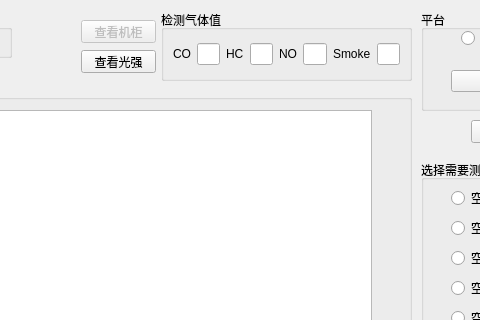
Qt form autoTEST/main.ui (bandy101/my_git_respository) before a commit; both pictures show x 119 to 599 and y 0 to 320 of the 717 by 598 pixel window.
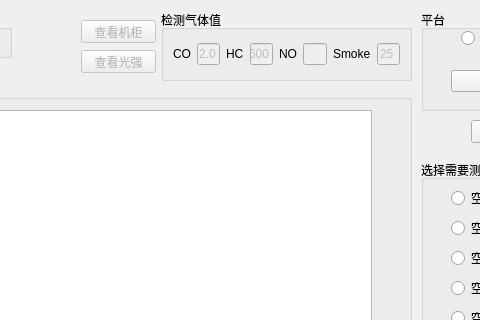
The same form after that commit.

Patch:
```diff
--- a/autoTEST/main.ui
+++ b/autoTEST/main.ui
@@ -187,7 +187,17 @@
      </widget>
     </item>
     <item>
-     <widget class="QLineEdit" name="lineEdit"/>
+     <widget class="QLineEdit" name="lineEdit">
+      <property name="enabled">
+       <bool>false</bool>
+      </property>
+      <property name="text">
+       <string>2.0</string>
+      </property>
+      <property name="readOnly">
+       <bool>false</bool>
+      </property>
+     </widget>
     </item>
     <item>
      <widget class="QLabel" name="hc">
@@ -197,7 +207,14 @@
      </widget>
     </item>
     <item>
-     <widget class="QLineEdit" name="lineEdit_2"/>
+     <widget class="QLineEdit" name="lineEdit_2">
+      <property name="enabled">
+       <bool>false</bool>
+      </property>
+      <property name="text">
+       <string>600</string>
+      </property>
+     </widget>
     </item>
     <item>
      <widget class="QLabel" name="label">
@@ -207,7 +224,11 @@
      </widget>
     </item>
     <item>
-     <widget class="QLineEdit" name="lineEdit_3"/>
+     <widget class="QLineEdit" name="lineEdit_3">
+      <property name="enabled">
+       <bool>false</bool>
+      </property>
+     </widget>
     </item>
     <item>
      <widget class="QLabel" name="label_2">
@@ -217,7 +238,14 @@
      </widget>
     </item>
     <item>
-     <widget class="QLineEdit" name="lineEdit_4"/>
+     <widget class="QLineEdit" name="lineEdit_4">
+      <property name="enabled">
+       <bool>false</bool>
+      </property>
+      <property name="text">
+       <string>25</string>
+      </property>
+     </widget>
     </item>
    </layout>
   </widget>
@@ -283,6 +311,9 @@
    </widget>
   </widget>
   <widget class="QPushButton" name="light">
+   <property name="enabled">
+    <bool>false</bool>
+   </property>
    <property name="geometry">
     <rect>
      <x>200</x>
```
